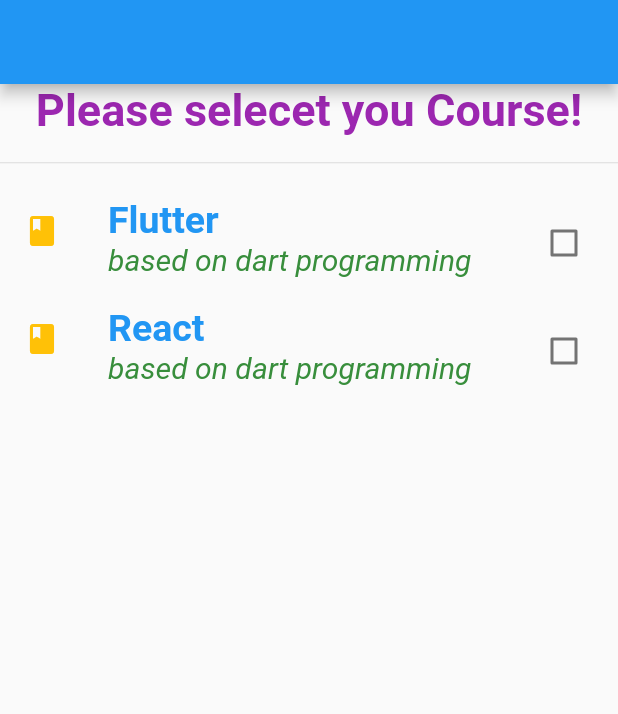
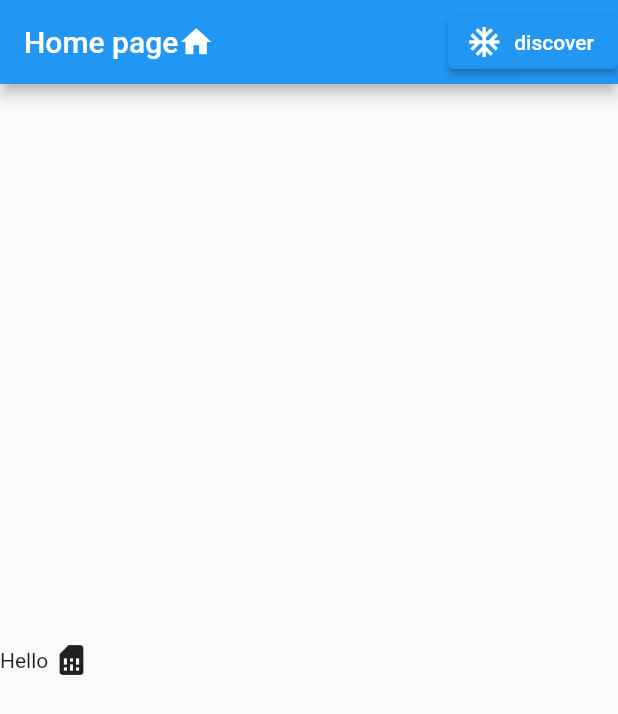
Before and after one commit to yaseen1998/flutterState, a Flutter app: the screen it shows after launch, on a phone screen of 412 x 824 dp. Shown: the top 714 px of the screen. Run offline on Flutter 3.47's test engine with Material 2 defaults, Android fonts, the light colour scheme and no system bars; our stand-ins replace ionicons.

Commit message:
create tab

```diff
--- a/lib/main.dart
+++ b/lib/main.dart
@@ -1,117 +1,20 @@
-import 'package:flutter/cupertino.dart';
 import 'package:flutter/material.dart';
+import 'package:myapppp/screen/Home.dart';
 
 void main() {
-  runApp(MyApp());
+  runApp(const MaterialApp(debugShowCheckedModeBanner: false, home: MyApp()));
 }
 
-class MyApp extends StatelessWidget {
+class MyApp extends StatefulWidget {
   const MyApp({super.key});
 
   @override
+  State<MyApp> createState() => _MyAppState();
+}
+
+class _MyAppState extends State<MyApp> {
+  @override
   Widget build(BuildContext context) {
-    return Home();
+    return const Home();
   }
 }
-
-class Home extends StatefulWidget {
-  const Home({super.key});
-
-  @override
-  State<Home> createState() => _HomeState();
-}
-
-class _HomeState extends State<Home> {
-  bool flutterCourse = false;
-  bool reactCourse = false;
-  @override
-  Widget build(BuildContext context) {
-    return MaterialApp(
-      home: Scaffold(
-        appBar: AppBar(),
-        body: Container(
-            child: Column(
-          children: [
-            Text(
-              "Please selecet you Course!",
-              style: TextStyle(
-                  fontSize: 30,
-                  color: Colors.purple,
-                  fontWeight: FontWeight.bold),
-            ),
-            Divider(height: 35),
-            CheckboxListTile(
-                secondary: Icon(
-                  Icons.book,
-                  color: Colors.amber,
-                ),
-                subtitle: Text("based on dart programming",
-                    style: TextStyle(
-                        fontStyle: FontStyle.italic,
-                        fontSize: 20,
-                        color: Colors.green[700])),
-                title: Text(
-                  "Flutter",
-                  style: TextStyle(
-                      fontSize: 25,
-                      color: Colors.blue,
-                      fontWeight: FontWeight.bold),
-                ),
-                value: flutterCourse,
-                onChanged: ((val) {
-                  setState(() {
-                    flutterCourse = val!;
-                  });
-                })),
-            CheckboxListTile(
-                secondary: Icon(
-                  Icons.book,
-                  color: Colors.amber,
-                ),
-                subtitle: Text(
-                  "based on dart programming",
-                  style: TextStyle(
-                      fontSize: 20,
-                      fontStyle: FontStyle.italic,
-                      color: Colors.green[700]),
-                ),
-                title: Text(
-                  "React",
-                  style: TextStyle(
-                      fontSize: 25,
-                      color: Colors.blue,
-                      fontWeight: FontWeight.bold),
-                ),
-                value: reactCourse,
-                onChanged: ((val) {
-                  setState(() {
-                    reactCourse = val!;
-                  });
-                })),
-
-            flutterCourse?Container(
-              width: double.infinity,
-              height: 200,
-              decoration: const BoxDecoration(
-                image: DecorationImage(
-                  fit: BoxFit.fill,
-                  image: NetworkImage('https://docs.flutter.dev/assets/images/flutter-logo-sharing.png'),
-                ),
-              ),
-            ):Container(),
-            reactCourse?Container(
-              width: double.infinity,
-              height: 200,
-              decoration: const BoxDecoration(
-                image: DecorationImage(
-                  fit: BoxFit.fill,
-                  image: NetworkImage('https://reactjs.org/logo-og.png'),
-                ),
-              ),
-            ):Container(),
-          ],
-        )),
-      ),
-    );
-  }
-}
--- /dev/null
+++ b/lib/screen/Home.dart
@@ -0,0 +1,42 @@
+import 'package:flutter/material.dart';
+import 'package:myapppp/screen/Discover.dart';
+
+class Home extends StatefulWidget {
+  const Home({super.key});
+
+  @override
+  State<Home> createState() => _HomeState();
+}
+
+class _HomeState extends State<Home> {
+  @override
+  Widget build(BuildContext context) {
+    return DefaultTabController(
+        length: 3,
+        child: Scaffold(
+          appBar: AppBar(
+            actions: [
+              Center(
+                child: ElevatedButton.icon(
+                    onPressed: () {
+                      Navigator.push(
+                        context,
+                        MaterialPageRoute(builder: (context) {
+                          return Discover();
+                        }),
+                      );
+                    },
+                    icon: const Icon(Icons.ac_unit),
+                    label: const Text('discover')),
+              )
+            ],
+            title: Row(
+                children: const [Text('Home page'), const Icon(Icons.home)]),
+          ),
+          body: Center(
+              child: Row(
+            children: const [Text('Hello '), const Icon(Icons.sim_card)],
+          )),
+        ));
+  }
+}
--- a/pubspec.yaml
+++ b/pubspec.yaml
@@ -36,6 +36,8 @@
   # The following adds the Cupertino Icons font to your application.
   # Use with the CupertinoIcons class for iOS style icons.
   cupertino_icons: ^1.0.2
+  url_launcher: ^6.1.5
+  ionicons: ^0.2.1
 
 dev_dependencies:
   flutter_test:
```
Also changed, not shown: lib/models/UrlModels.dart (added, +43 -0 lines), lib/screen/Discover.dart (added, +55 -0 lines), pubspec.lock, 6 other files.
